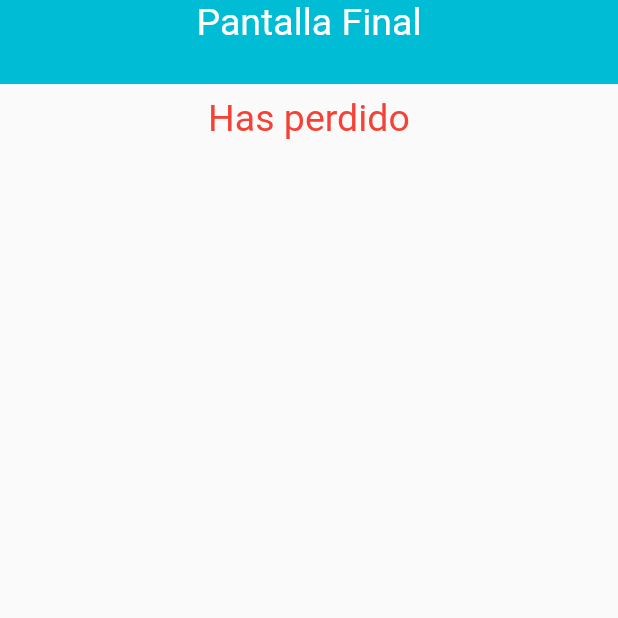
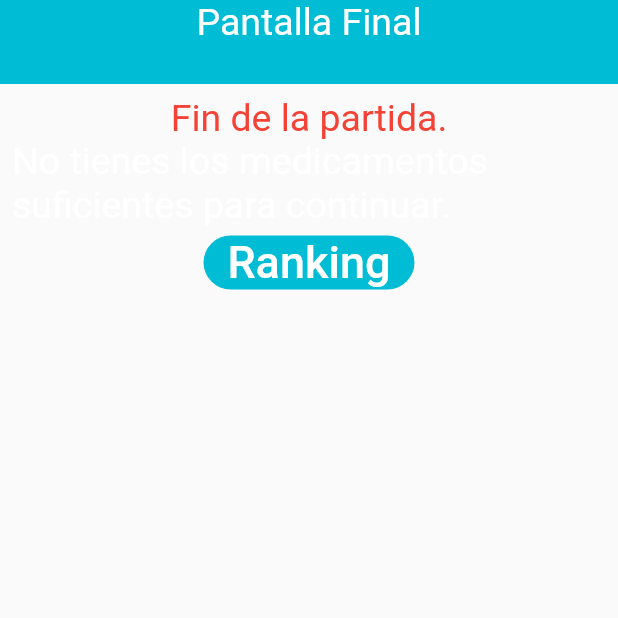
Before and after one commit to agarciaolalla/app_antibioticos_2, a Flutter app: the FirstTreatmentScreen screen opened by its route, after a tap on "OK", on a phone screen of 412 x 824 dp, the top half of it. Run offline on Flutter 3.47's test engine with Material 2 defaults, Android fonts, the phone set to English and light mode, and no system bars; our stand-ins replace flutter_widget_from_html_core; network calls fail.

Commit message:
Añadida la funcionalidad de NO PODER volver atrás en las pantallas

```diff
--- a/lib/screens/loose_screen.dart
+++ b/lib/screens/loose_screen.dart
@@ -1,10 +1,13 @@
+import 'package:app_antibioticos/screens/screens.dart';
 import 'package:flutter/material.dart';
 
 import 'package:app_antibioticos/services/player_peticion.dart';
 import 'package:app_antibioticos/utilidades/constantes.dart';
 
 class LooseScreen extends StatelessWidget {
-  const LooseScreen({Key? key}) : super(key: key);
+  const LooseScreen({Key? key, required this.informacion}) : super(key: key);
+
+  final String informacion;
 
   @override
   Widget build(BuildContext context) {
@@ -30,10 +33,27 @@ class LooseScreen extends StatelessWidget {
             child: Column(
               mainAxisAlignment: MainAxisAlignment.start,
               crossAxisAlignment: CrossAxisAlignment.center,
-              children: const [
+              children: [
+                const Text(
+                  "Fin de la partida.",
+                  style: TextStyle(fontSize: 25, color: Colors.red),
+                ),
                 Text(
-                  "Has perdido",
-                  style: TextStyle(fontSize: 25, color: Colors.red),
+                  informacion,
+                  style: const TextStyle(fontSize: 25),
+                ),
+                ElevatedButton(
+                  onPressed: () {
+                    Navigator.of(context).pushAndRemoveUntil(
+                        MaterialPageRoute<void>(
+                            builder: (BuildContext context) {
+                      return const Ranking();
+                    }), (Route<dynamic> route) => false);
+                  },
+                  child: const Text(
+                    'Ranking',
+                    style: TextStyle(fontSize: 30),
+                  ),
                 )
               ],
             ),
--- a/lib/screens/treatment/first_treatment.dart
+++ b/lib/screens/treatment/first_treatment.dart
@@ -115,7 +115,9 @@ class FirstTreatmentState extends State<FirstTreatmentScreen> {
                 onPressed: () {
                   Navigator.of(context).pushAndRemoveUntil(
                       MaterialPageRoute<Null>(builder: (BuildContext context) {
-                    return LooseScreen();
+                    return LooseScreen(
+                        informacion:
+                            "No tienes los medicamentos suficientes para continuar.");
                   }), (Route<dynamic> route) => false);
                 },
                 child: const Text('OK'),
--- a/lib/screens/treatment/second_treatment.dart
+++ b/lib/screens/treatment/second_treatment.dart
@@ -261,7 +261,8 @@ class SecondTreatmentState extends State<SecondTreatmentScreen> {
                     onPressed: () => Navigator.of(context).pushAndRemoveUntil(
                         MaterialPageRoute<Null>(
                             builder: (BuildContext context) {
-                      return LooseScreen();
+                      return LooseScreen(
+                          informacion: "Has agotado todos los medicamentos.");
                     }), (Route<dynamic> route) => false),
                     child: const Text('OK'),
                   ),
--- a/lib/utilidades/constantes.dart
+++ b/lib/utilidades/constantes.dart
@@ -17,7 +17,7 @@ List mochilaSeleccionada = [];
 // Puntos del jugador
 int points = 0;
 // Vida del jugador
-double vidaJugador = 1.0;
+double vidaJugador = 0.2;
 //Feedback first treatment
 List firstTreatmentFeedback = [];
 //Feedback second treatment
--- a/lib/widgets/timer.dart
+++ b/lib/widgets/timer.dart
@@ -36,12 +36,14 @@ class TimerState extends State<Timer> with SingleTickerProviderStateMixin {
         barrierDismissible: false,
         builder: (BuildContext context) => AlertDialog(
               content: const Text(
-                  'El tiempo de este caso clínico se ha acabado, pasarás al siguiente caso.'),
+                  'El tiempo de este caso clínico se ha acabado, tu paciente ha muerto.'),
               actions: <Widget>[
                 TextButton(
                   onPressed: () => Navigator.of(context).pushAndRemoveUntil(
                       MaterialPageRoute<Null>(builder: (BuildContext context) {
-                    return LooseScreen();
+                    return LooseScreen(
+                        informacion:
+                            "Se ha agotado el tiempo, tu paciente ha muerto.");
                   }), (Route<dynamic> route) => false),
                   child: const Text('OK'),
                 ),
```
Also changed, not shown: lib/screens/treatment/treatment_feedback.dart (+27 -9 lines), 1 other file.
